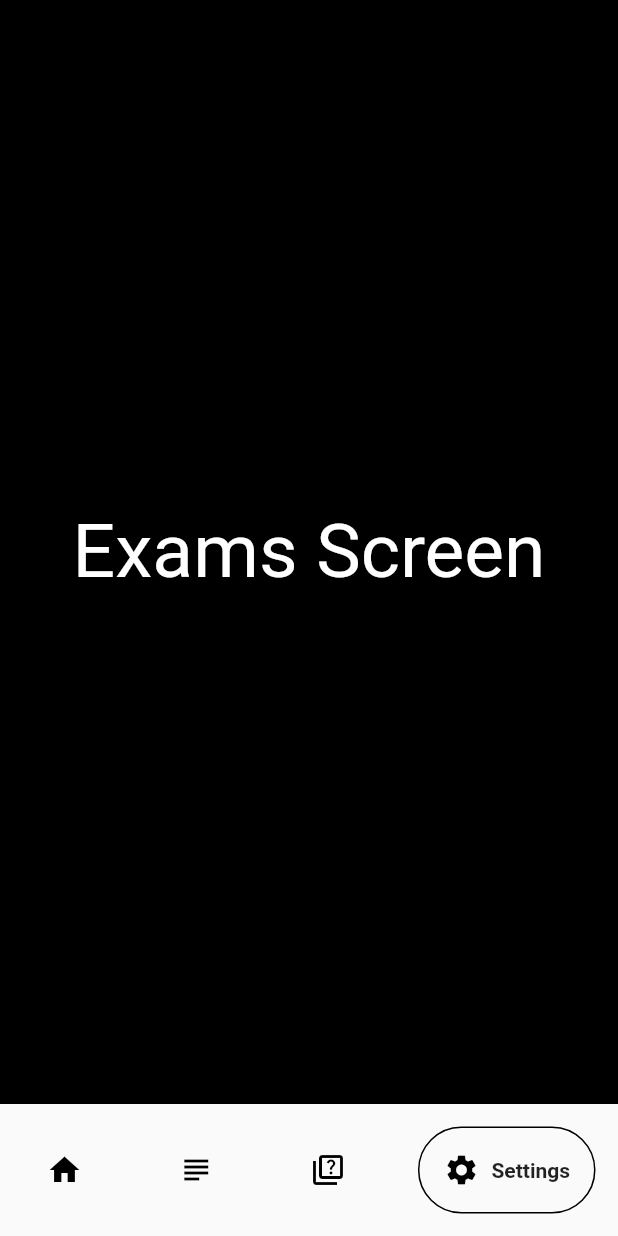
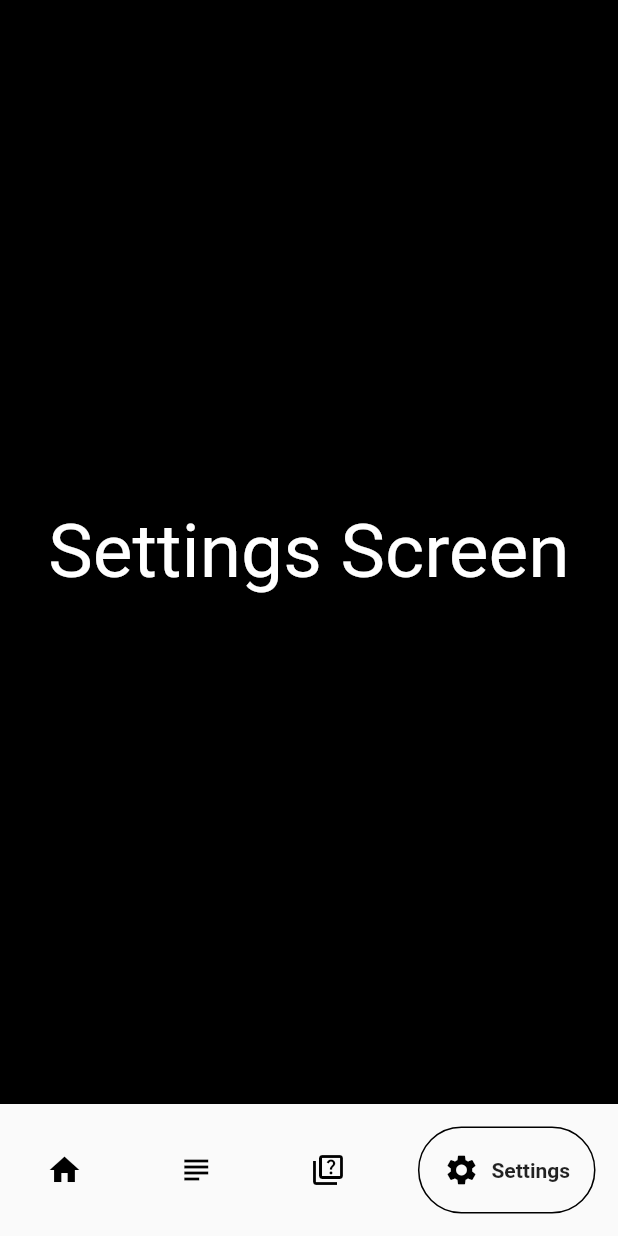
Before and after one commit to sharafdin/culuumta-mobile-app, a Flutter app: the screen it shows after launch, item 4 of the bottom bar chosen, on a phone screen of 412 x 824 dp. Run offline on Flutter 3.47's test engine with Material 2 defaults, Android fonts, the phone set to English and light mode, and no system bars; drawn by our look-alikes of google_nav_bar.

Commit message:
changed settings screen

```diff
--- a/lib/screens/settings.screen.dart
+++ b/lib/screens/settings.screen.dart
@@ -9,7 +9,7 @@ class SettingsScreen extends StatelessWidget {
       backgroundColor: Colors.black,
       body: Center(
         child: Text(
-          'Exams Screen',
+          'Settings Screen',
           style: TextStyle(fontSize: 50, color: Colors.white),
         ),
       ),
```
